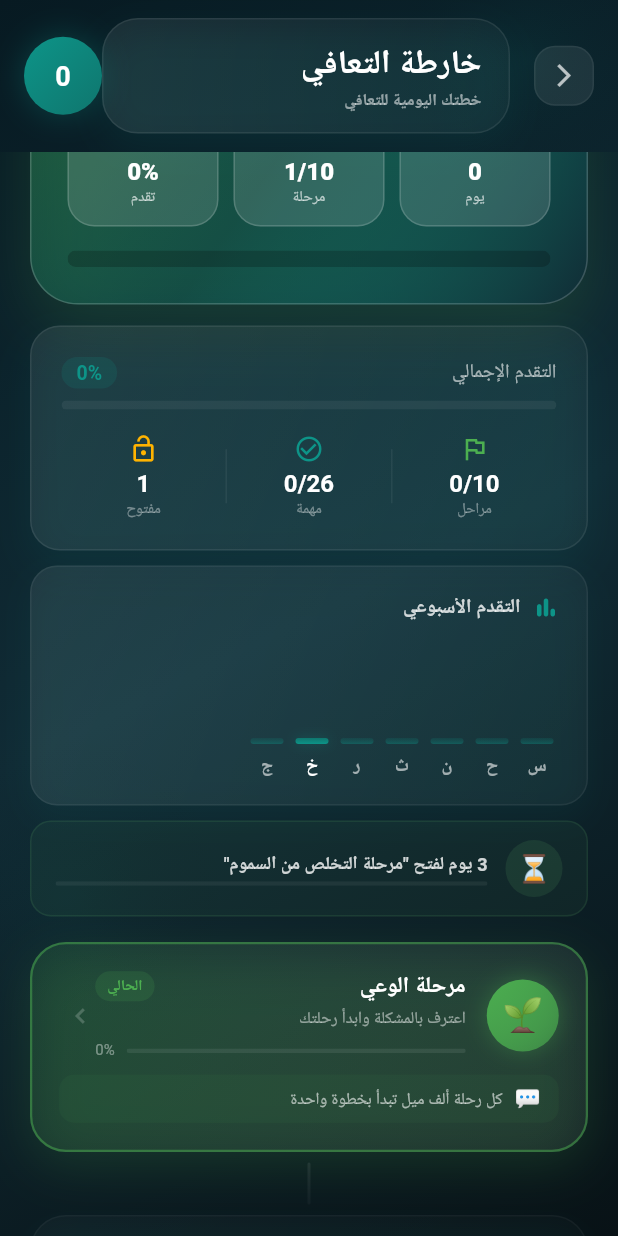
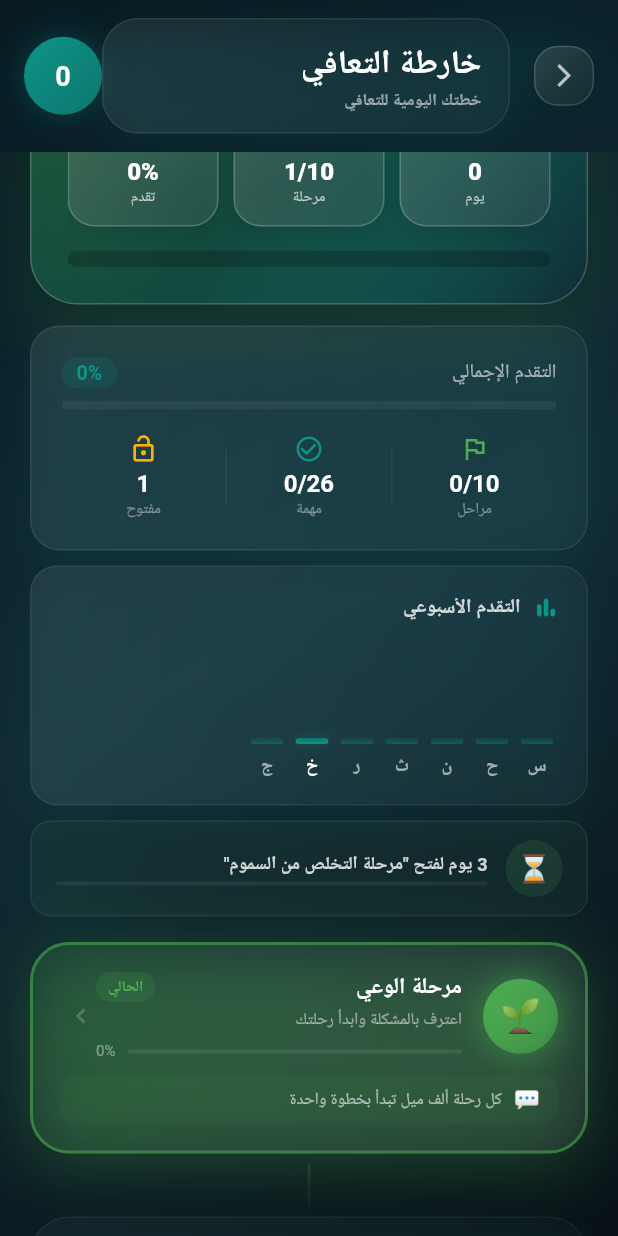
Before and after one commit to yusfkarim994-del/ta3ayusf11, a Flutter app: the RoadmapScreen screen opened directly, on a phone screen of 412 x 824 dp. Run offline on Flutter 3.47's test engine with Material 3 defaults, Android fonts, the phone set to English and light mode, and no system bars; our stand-ins replace audioplayers, cached_network_image, cloud_firestore, dio, file_picker, firebase_auth and 12 more; missing offline and left inert: dart:html, dart:ui_web, flutter_inappwebview, flutter_pdfview, record, translator and 1 more; accounts and stored records are empty; Roboto replaces fonts that are missing (Cairo); project files that could hold a hidden picture were left out.

Commit message:
feat: premium UI redesign for roadmap and challenge screens + bump version 4.1.6+71
- Roadmap: glassmorphism back button, enhanced hero card with inner glow orbs, premium stage circles with dramatic shadows, polished stage cards
- Challenge: enhanced hero banner with inner glow orb, premium hero metrics with gradient, stronger surface shadows
- Bumped version from 4.1.4+69 to 4.1.6+71

```diff
--- a/lib/screens/roadmap_screen.dart
+++ b/lib/screens/roadmap_screen.dart
@@ -311,9 +311,30 @@ class _RoadmapScreenState extends State<RoadmapScreen> with TickerProviderStateM
             child: Container(
               padding: const EdgeInsets.all(10),
               decoration: BoxDecoration(
-                color: isDark ? Colors.white.withOpacity(0.08) : Colors.black.withOpacity(0.04),
-                borderRadius: BorderRadius.circular(14),
-                border: Border.all(color: isDark ? Colors.white.withOpacity(0.06) : Colors.black.withOpacity(0.05)),
+                gradient: LinearGradient(
+                  begin: Alignment.topLeft,
+                  end: Alignment.bottomRight,
+                  colors: isDark
+                      ? [Colors.white.withOpacity(0.12), Colors.white.withOpacity(0.04)]
+                      : [Colors.white.withOpacity(0.95), Colors.white.withOpacity(0.7)],
+                ),
+                borderRadius: BorderRadius.circular(16),
+                border: Border.all(
+                  color: isDark ? Colors.white.withOpacity(0.15) : Colors.white.withOpacity(0.9),
+                  width: 1,
+                ),
+                boxShadow: [
+                  BoxShadow(
+                    color: isDark ? Colors.black.withOpacity(0.2) : Colors.black.withOpacity(0.06),
+                    blurRadius: 14,
+                    offset: const Offset(0, 5),
+                  ),
+                  BoxShadow(
+                    color: const Color(0xFF0D9488).withOpacity(isDark ? 0.08 : 0.08),
+                    blurRadius: 18,
+                    offset: const Offset(0, 2),
+                  ),
+                ],
               ),
               child: Icon(Icons.arrow_back_ios_new, color: isDark ? Colors.white70 : Colors.black87, size: 18),
             ),
@@ -449,14 +470,39 @@ class _RoadmapScreenState extends State<RoadmapScreen> with TickerProviderStateM
         ),
         boxShadow: [
           BoxShadow(
-            color: currentStage.color.withOpacity(isDark ? 0.18 : 0.22),
-            blurRadius: 34,
-            offset: const Offset(0, 16),
-          ),
-        ],
-        border: Border.all(color: Colors.white.withOpacity(0.18)),
-      ),
-      child: Column(
+            color: currentStage.color.withOpacity(isDark ? 0.22 : 0.28),
+            blurRadius: 40,
+            offset: const Offset(0, 18),
+          ),
+          BoxShadow(
+            color: Colors.black.withOpacity(isDark ? 0.2 : 0.06),
+            blurRadius: 20,
+            offset: const Offset(0, 8),
+          ),
+        ],
+        border: Border.all(color: Colors.white.withOpacity(0.2)),
+      ),
+      child: Stack(
+        children: [
+          // Inner glow orb
+          Positioned(
+            top: -30,
+            right: -20,
+            child: Container(
+              width: 120,
+              height: 120,
+              decoration: BoxDecoration(
+                shape: BoxShape.circle,
+                gradient: RadialGradient(
+                  colors: [
+                    Colors.white.withOpacity(0.12),
+                    Colors.transparent,
+                  ],
+                ),
+              ),
+            ),
+          ),
+          Column(
             crossAxisAlignment: CrossAxisAlignment.start,
             children: [
               Row(
@@ -466,8 +512,20 @@ class _RoadmapScreenState extends State<RoadmapScreen> with TickerProviderStateM
                     height: 74,
                     decoration: BoxDecoration(
                       shape: BoxShape.circle,
-                  color: Colors.white.withOpacity(0.16),
-                  border: Border.all(color: Colors.white.withOpacity(0.30), width: 2),
+                      gradient: RadialGradient(
+                        colors: [
+                          Colors.white.withOpacity(0.22),
+                          Colors.white.withOpacity(0.10),
+                        ],
+                      ),
+                      border: Border.all(color: Colors.white.withOpacity(0.35), width: 2),
+                      boxShadow: [
+                        BoxShadow(
+                          color: Colors.white.withOpacity(0.15),
+                          blurRadius: 16,
+                          spreadRadius: 1,
+                        ),
+                      ],
                     ),
                     child: Center(child: Text(currentStage.emoji, style: const TextStyle(fontSize: 36))),
                   ),
@@ -516,6 +574,8 @@ class _RoadmapScreenState extends State<RoadmapScreen> with TickerProviderStateM
           ),
             ],
           ),
+        ],
+      ),
     );
   }
 
@@ -524,9 +584,23 @@ class _RoadmapScreenState extends State<RoadmapScreen> with TickerProviderStateM
       child: Container(
         padding: const EdgeInsets.symmetric(horizontal: 10, vertical: 12),
         decoration: BoxDecoration(
-          color: Colors.white.withOpacity(0.13),
+          gradient: LinearGradient(
+            begin: Alignment.topLeft,
+            end: Alignment.bottomRight,
+            colors: [
+              Colors.white.withOpacity(0.16),
+              Colors.white.withOpacity(0.08),
+            ],
+          ),
           borderRadius: BorderRadius.circular(18),
-          border: Border.all(color: Colors.white.withOpacity(0.16)),
+          border: Border.all(color: Colors.white.withOpacity(0.2)),
+          boxShadow: [
+            BoxShadow(
+              color: Colors.black.withOpacity(0.1),
+              blurRadius: 10,
+              offset: const Offset(0, 4),
+            ),
+          ],
         ),
         child: Column(
           children: [
@@ -880,35 +954,41 @@ class _RoadmapScreenState extends State<RoadmapScreen> with TickerProviderStateM
           margin: const EdgeInsets.symmetric(vertical: 5),
           padding: const EdgeInsets.all(18),
           decoration: BoxDecoration(
-            borderRadius: BorderRadius.circular(24),
+            borderRadius: BorderRadius.circular(26),
             gradient: LinearGradient(
               begin: Alignment.topLeft,
               end: Alignment.bottomRight,
               colors: isUnlocked
                   ? [
-                      stage.color.withOpacity(isDark ? 0.14 : 0.16),
-                      isDark ? Colors.white.withOpacity(0.055) : Colors.white.withOpacity(0.92),
+                      stage.color.withOpacity(isDark ? 0.16 : 0.18),
+                      isDark ? Colors.white.withOpacity(0.06) : Colors.white.withOpacity(0.94),
                     ]
                   : [
-                      isDark ? Colors.white.withOpacity(0.025) : Colors.black.withOpacity(0.018),
-                      isDark ? Colors.white.withOpacity(0.012) : Colors.black.withOpacity(0.010),
+                      isDark ? Colors.white.withOpacity(0.03) : Colors.black.withOpacity(0.02),
+                      isDark ? Colors.white.withOpacity(0.015) : Colors.black.withOpacity(0.01),
                     ],
             ),
             border: Border.all(
               color: isCurrent
-                  ? stage.color.withOpacity(isDark ? 0.5 : 0.7)
+                  ? stage.color.withOpacity(isDark ? 0.55 : 0.75)
                   : isCompleted
-                      ? const Color(0xFF4CAF50).withOpacity(isDark ? 0.3 : 0.5)
+                      ? const Color(0xFF4CAF50).withOpacity(isDark ? 0.35 : 0.55)
                       : isUnlocked
-                          ? (isDark ? Colors.white.withOpacity(0.08) : Colors.black.withOpacity(0.06))
-                          : (isDark ? Colors.white.withOpacity(0.04) : Colors.black.withOpacity(0.03)),
-              width: isCurrent ? 1.5 : 1,
+                          ? (isDark ? Colors.white.withOpacity(0.1) : Colors.black.withOpacity(0.07))
+                          : (isDark ? Colors.white.withOpacity(0.05) : Colors.black.withOpacity(0.03)),
+              width: isCurrent ? 2 : 1,
             ),
             boxShadow: [
               BoxShadow(
-                color: (isCurrent ? stage.color : const Color(0xFF0D9488)).withOpacity(isCurrent ? 0.18 : 0.06),
-                blurRadius: isCurrent ? 28 : 14,
-                offset: const Offset(0, 9),
+                color: (isCurrent ? stage.color : const Color(0xFF0D9488)).withOpacity(isCurrent ? 0.22 : 0.08),
+                blurRadius: isCurrent ? 32 : 16,
+                offset: const Offset(0, 10),
+              ),
+              if (isCurrent)
+                BoxShadow(
+                  color: stage.color.withOpacity(0.1),
+                  blurRadius: 50,
+                  spreadRadius: -5,
                 ),
             ],
           ),
@@ -1063,21 +1143,29 @@ class _RoadmapScreenState extends State<RoadmapScreen> with TickerProviderStateM
   Widget _buildStageCircle(RecoveryStage stage, bool isUnlocked, bool isCompleted, bool isCurrent, LanguageService lang) {
     final isDark = lang.isDarkMode;
     return Container(
-      width: 48, height: 48,
+      width: 50, height: 50,
       decoration: BoxDecoration(
         shape: BoxShape.circle,
         gradient: isCompleted
             ? const LinearGradient(colors: [Color(0xFF4CAF50), Color(0xFF2E7D32)])
             : isUnlocked
                 ? LinearGradient(begin: Alignment.topLeft, end: Alignment.bottomRight,
-                    colors: [stage.color, stage.color.withOpacity(0.6)])
+                    colors: [stage.color, stage.color.withOpacity(0.5)])
                 : null,
-        color: isUnlocked ? null : (isDark ? Colors.white.withOpacity(0.05) : Colors.black.withOpacity(0.05)),
-        border: !isUnlocked ? Border.all(color: isDark ? Colors.white.withOpacity(0.08) : Colors.black.withOpacity(0.08)) : null,
+        color: isUnlocked ? null : (isDark ? Colors.white.withOpacity(0.05) : Colors.black.withOpacity(0.04)),
+        border: !isUnlocked ? Border.all(color: isDark ? Colors.white.withOpacity(0.1) : Colors.black.withOpacity(0.08)) : null,
         boxShadow: isCurrent
-            ? [BoxShadow(color: stage.color.withOpacity(0.3), blurRadius: 12, spreadRadius: 1)]
+            ? [
+                BoxShadow(color: stage.color.withOpacity(0.4), blurRadius: 16, spreadRadius: 2),
+                BoxShadow(color: stage.color.withOpacity(0.15), blurRadius: 30, spreadRadius: -2),
+              ]
             : isCompleted
-                ? [BoxShadow(color: const Color(0xFF4CAF50).withOpacity(0.3), blurRadius: 8)]
+                ? [
+                    BoxShadow(color: const Color(0xFF4CAF50).withOpacity(0.35), blurRadius: 10),
+                    BoxShadow(color: const Color(0xFF4CAF50).withOpacity(0.12), blurRadius: 20, spreadRadius: -2),
+                  ]
+                : isUnlocked
+                    ? [BoxShadow(color: stage.color.withOpacity(0.12), blurRadius: 8, offset: const Offset(0, 3))]
                     : null,
       ),
       child: Center(
--- a/pubspec.yaml
+++ b/pubspec.yaml
@@ -2,7 +2,7 @@ name: recovery_app
 description: "التعافي من الٳدمان - Recovery from Addiction App"
 publish_to: 'none'
 
-version: 4.1.4+69
+version: 4.1.6+71
 
 environment:
   sdk: ^3.5.4
```
Also changed, not shown: lib/screens/challenge_screen.dart (+58 -16 lines). Lines whose indentation alone changed are shown as unchanged.
